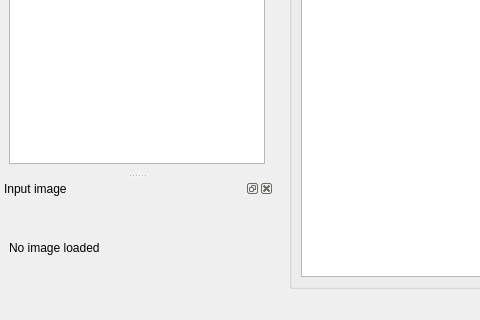
The window that code/src/ui/processing-gui.ui (tohojo/image-processing) describes before a commit, drawn with Qt 5; both pictures show x 0 to 480 and y 380 to 700 of the 1000 by 700 pixel window.
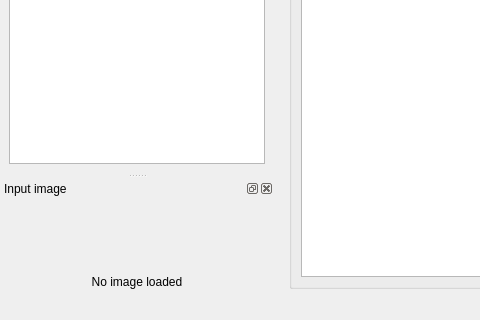
The same window after the commit.

The edit to the form file:
```diff
--- a/code/src/ui/processing-gui.ui
+++ b/code/src/ui/processing-gui.ui
@@ -80,6 +80,9 @@
        <property name="text">
         <string>No image loaded</string>
        </property>
+       <property name="alignment">
+        <set>Qt::AlignBottom|Qt::AlignHCenter</set>
+       </property>
       </widget>
      </item>
     </layout>
```
Left out of the diff: 10 changed lines with no effect on the pictures.
